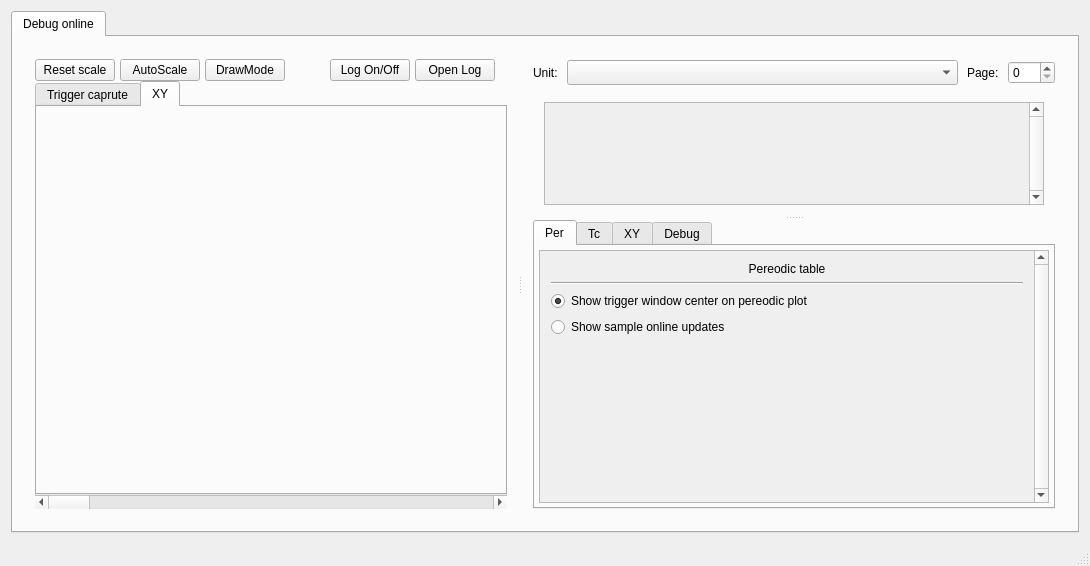
Above: BlackBox/centralwidget.ui from PuninskiyID/BlackBox before the change. Below: the same form after it.
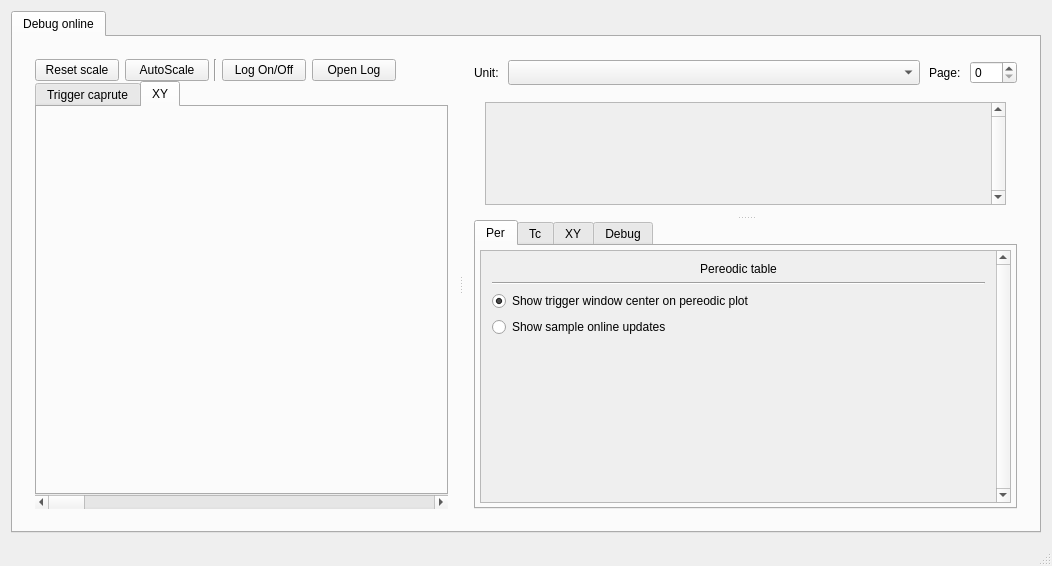
That is the form after the change. The open tabs and pages were chosen to show the change. Icons and pictures are not drawn.

Commit message: local keys set + ui minor fix

What changed in the file:
```diff
--- a/BlackBox/centralwidget.ui
+++ b/BlackBox/centralwidget.ui
@@ -6,7 +6,7 @@
    <rect>
     <x>0</x>
     <y>0</y>
-    <width>960</width>
+    <width>1052</width>
     <height>566</height>
    </rect>
   </property>
@@ -64,16 +64,8 @@
                  <number>0</number>
                 </property>
                 <item>
-                 <widget class="QPushButton" name="pushResetScale">
-                  <property name="text">
-                   <string>Reset scale</string>
-                  </property>
-                  <property name="flat">
-                   <bool>false</bool>
-                  </property>
-                 </widget>
-                </item>
-                <item>
+                 <layout class="QGridLayout" name="gridLayout_9">
+                  <item row="0" column="1">
                  <widget class="QPushButton" name="pushAutoscale">
                   <property name="text">
                    <string>AutoScale</string>
@@ -83,33 +75,28 @@
                   </property>
                  </widget>
                 </item>
-                <item>
-                 <widget class="QPushButton" name="pushDrawMode">
+                  <item row="0" column="0">
+                   <widget class="QPushButton" name="pushResetScale">
                   <property name="text">
-                   <string>DrawMode</string>
-                  </property>
-                  <property name="checkable">
-                   <bool>true</bool>
+                     <string>Reset scale</string>
+                    </property>
+                    <property name="flat">
+                     <bool>false</bool>
                   </property>
                  </widget>
                 </item>
+                 </layout>
+                </item>
                 <item>
-                 <spacer name="horizontalSpacer">
+                 <widget class="Line" name="line_4">
                   <property name="orientation">
-                   <enum>Qt::Horizontal</enum>
+                   <enum>Qt::Vertical</enum>
                   </property>
-                  <property name="sizeType">
-                   <enum>QSizePolicy::Minimum</enum>
-                  </property>
-                  <property name="sizeHint" stdset="0">
-                   <size>
-                    <width>40</width>
-                    <height>20</height>
-                   </size>
-                  </property>
-                 </spacer>
+                 </widget>
                 </item>
                 <item>
+                 <layout class="QGridLayout" name="gridLayout_10">
+                  <item row="0" column="0">
                  <widget class="QPushButton" name="pushLoggingOn">
                   <property name="cursor">
                    <cursorShape>ArrowCursor</cursorShape>
@@ -125,13 +112,31 @@
                   </property>
                  </widget>
                 </item>
-                <item>
+                  <item row="0" column="1">
                  <widget class="QPushButton" name="pushOpenLog">
                   <property name="text">
                    <string>Open Log</string>
                   </property>
                  </widget>
                 </item>
+                 </layout>
+                </item>
+                <item>
+                 <spacer name="horizontalSpacer">
+                  <property name="orientation">
+                   <enum>Qt::Horizontal</enum>
+                  </property>
+                  <property name="sizeType">
+                   <enum>QSizePolicy::Minimum</enum>
+                  </property>
+                  <property name="sizeHint" stdset="0">
+                   <size>
+                    <width>40</width>
+                    <height>20</height>
+                   </size>
+                  </property>
+                 </spacer>
+                </item>
                 <item>
                  <widget class="QLabel" name="label_load">
                   <property name="enabled">
@@ -527,8 +532,8 @@
                      <rect>
                       <x>0</x>
                       <y>0</y>
-                      <width>420</width>
-                      <height>277</height>
+                      <width>473</width>
+                      <height>216</height>
                      </rect>
                     </property>
                     <layout class="QGridLayout" name="gridLayout_8">
```
Left out of the diff: 16 changed lines with no effect on the pictures. Lines whose indentation alone changed are shown as unchanged. The commit also changes 2 other files.
